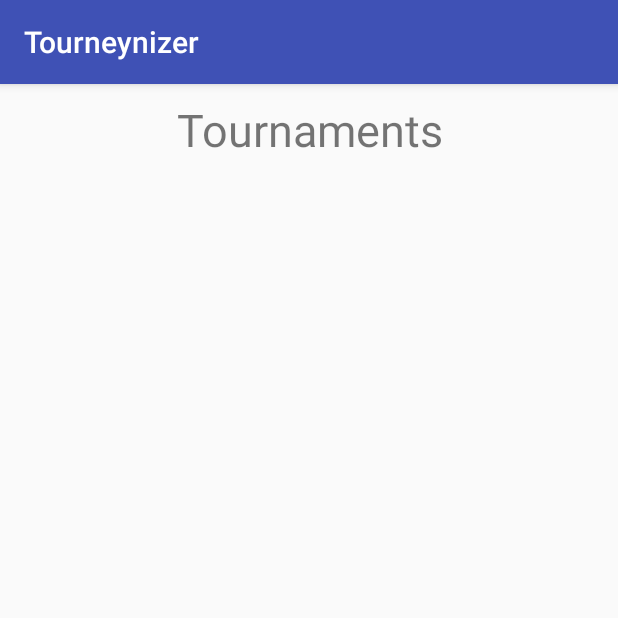
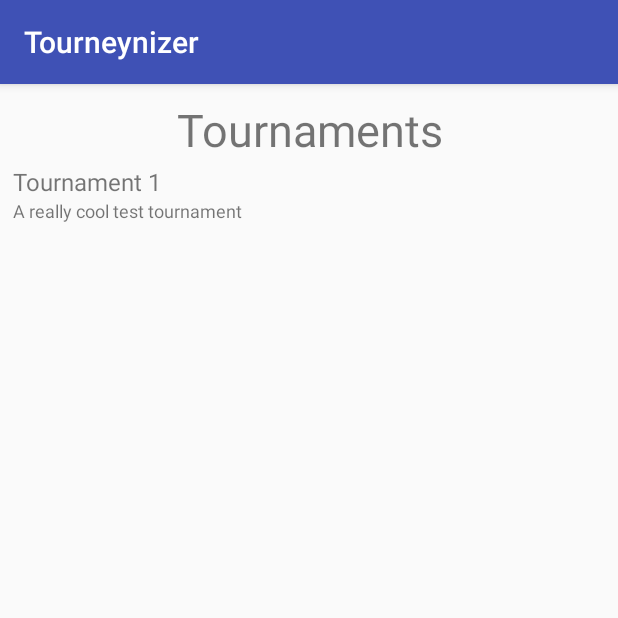
Before and after one commit to pmh192/Tourneynizer, an Android app: the screen it shows after launch (TournamentListActivity), after a tap on "CREATE ACCOUNT", on a phone screen of 412 x 824 dp, the top half of it. Run offline under Robolectric (Android 15) with nearby library versions, the phone set to English and light mode, and no system bars.

Commit message:
Added basis for tournament activities
Created Activity to display list of tournaments
Created Activity to display specific tournament data
Created Tournament class to store data for a single tournament
Created A custom list adapter to help display tournament data in list

```diff
--- a/android/app/src/main/java/com/tourneynizer/tourneynizer/LoginActivity.java
+++ b/android/app/src/main/java/com/dreamteam/tourneynizer/activities/LoginActivity.java
@@ -1,4 +1,4 @@
-package com.tourneynizer.tourneynizer;
+package com.dreamteam.tourneynizer.activities;
 
 import android.content.Intent;
 import android.os.Bundle;
@@ -6,6 +6,8 @@ import android.support.v7.app.AppCompatActivity;
 import android.text.Editable;
 import android.view.View;
 import android.widget.EditText;
+
+import com.dreamteam.tourneynizer.R;
 
 public class LoginActivity extends AppCompatActivity {
 
--- a/android/app/src/main/java/com/tourneynizer/tourneynizer/RegisterActivity.java
+++ b/android/app/src/main/java/com/dreamteam/tourneynizer/activities/RegisterActivity.java
@@ -1,4 +1,4 @@
-package com.tourneynizer.tourneynizer;
+package com.dreamteam.tourneynizer.activities;
 
 import android.content.Intent;
 import android.support.v7.app.AppCompatActivity;
@@ -6,6 +6,8 @@ import android.os.Bundle;
 import android.text.Editable;
 import android.view.View;
 import android.widget.EditText;
+
+import com.dreamteam.tourneynizer.R;
 
 public class RegisterActivity extends AppCompatActivity {
 
--- /dev/null
+++ b/android/app/src/main/java/com/dreamteam/tourneynizer/activities/TournamentListActivity.java
@@ -0,0 +1,73 @@
+package com.dreamteam.tourneynizer.activities;
+
+import android.content.Intent;
+import android.location.Address;
+import android.location.Geocoder;
+import android.location.Location;
+import android.support.v7.app.AppCompatActivity;
+import android.os.Bundle;
+import android.view.Gravity;
+import android.view.View;
+import android.view.ViewGroup;
+import android.widget.AdapterView;
+import android.widget.LinearLayout;
+import android.widget.ListView;
+import android.widget.ProgressBar;
+
+import com.dreamteam.tourneynizer.R;
+import com.dreamteam.tourneynizer.adapters.TournamentListAdapter;
+import com.dreamteam.tourneynizer.data.Tournament;
+import com.dreamteam.tourneynizer.data.TournamentType;
+
+import java.sql.Time;
+import java.util.Locale;
+
+public class TournamentListActivity extends AppCompatActivity {
+
+    public static final String INTENT_TOURNAMENT = "com.dreamteam.tournament.data.Tournament";
+    private TournamentListAdapter listAdapter;
+
+    @Override
+    protected void onCreate(Bundle savedInstanceState) {
+        super.onCreate(savedInstanceState);
+        setContentView(R.layout.activity_tournament_list);
+        ListView listView = findViewById(R.id.tournamentList);
+
+        // sets progress bar to fill list view when empty
+        ProgressBar progressBar = new ProgressBar(this);
+        LinearLayout.LayoutParams layoutParams = new LinearLayout.LayoutParams(LinearLayout.LayoutParams.WRAP_CONTENT, LinearLayout.LayoutParams.MATCH_PARENT);
+        layoutParams.gravity = Gravity.CENTER;
+        progressBar.setLayoutParams(layoutParams);
+        progressBar.setIndeterminate(true);
+        ((ViewGroup) listView.getParent()).addView(progressBar);
+        listView.setEmptyView(progressBar);
+
+        listAdapter = new TournamentListAdapter(this);
+        listView.setAdapter(listAdapter);
+        // when available, request tournament info from back end and add Tournament objects to listAdapter
+        // must add to listAdapter on UI thread, if having trouble use runOnUiThread(Runnable)
+        Address address = new Address(Locale.getDefault());
+        address.setAddressLine(0, "5880 W 75th St");
+        address.setAddressLine(1, "Los Angeles, CA 90045");
+        listAdapter.add(new Tournament(1, "Tournament 1", "A really cool test tournament", address, new Time(new java.util.Date().getTime()), null, 50, new Time(new java.util.Date().getTime()), TournamentType.VOLLEYBALL_POOLED, null, 1, 1, false));
+
+        listView.setOnItemClickListener(new AdapterView.OnItemClickListener() {
+            @Override
+            public void onItemClick(AdapterView<?> adapterView, View view, int i, long l) {
+                startActivity(TournamentInfoActivity.class, listAdapter.getItem(i));
+            }
+        });
+    }
+
+    private void startActivity(Class<?> c) {
+        Intent intent = new Intent(this, c);
+        startActivity(intent);
+    }
+
+
+    private void startActivity(Class<?> c, Tournament data) {
+        Intent intent = new Intent(this, c);
+        intent.putExtra(INTENT_TOURNAMENT, data);
+        startActivity(intent);
+    }
+}
--- /dev/null
+++ b/android/app/src/main/java/com/dreamteam/tourneynizer/adapters/TournamentListAdapter.java
@@ -0,0 +1,41 @@
+package com.dreamteam.tourneynizer.adapters;
+
+import android.content.Context;
+import android.support.annotation.NonNull;
+import android.view.LayoutInflater;
+import android.view.View;
+import android.view.ViewGroup;
+import android.widget.ArrayAdapter;
+import android.widget.ImageView;
+import android.widget.TextView;
+
+import com.dreamteam.tourneynizer.R;
+import com.dreamteam.tourneynizer.data.Tournament;
+
+/**
+ * Created by ryanl on 2/3/2018.
+ */
+
+public class TournamentListAdapter extends ArrayAdapter<Tournament> {
+
+    public TournamentListAdapter(Context context) {
+        super(context, R.layout.list_item_layout);
+    }
+
+    @Override
+    public @NonNull View getView(int position, View convertView, @NonNull ViewGroup parent) {
+        Tournament tournament = getItem(position);
+        if (convertView == null) {
+            LayoutInflater inflater = (LayoutInflater) getContext().getSystemService(Context.LAYOUT_INFLATER_SERVICE);
+            convertView = inflater.inflate(R.layout.list_item_layout, parent, false);
+        }
+        ((TextView) convertView.findViewById(R.id.title)).setText(tournament.getName());
+        if (tournament.getDescription() != null) {
+            ((TextView) convertView.findViewById(R.id.description)).setText(tournament.getDescription());
+        }
+        if (tournament.getLogo() != null) {
+            ((ImageView) convertView.findViewById(R.id.logo)).setImageBitmap(tournament.getLogo());
+        }
+        return convertView;
+    }
+}
--- /dev/null
+++ b/android/app/src/main/java/com/dreamteam/tourneynizer/data/Tournament.java
@@ -0,0 +1,157 @@
+package com.dreamteam.tourneynizer.data;
+
+import android.graphics.Bitmap;
+import android.location.Address;
+import android.os.Parcel;
+import android.os.Parcelable;
+import android.support.annotation.NonNull;
+import android.widget.TextView;
+
+import java.io.Serializable;
+import java.sql.Time;
+
+/**
+ * Created by ryanl on 2/3/2018.
+ */
+
+public class Tournament implements Parcelable {
+
+    public static final Parcelable.Creator<Tournament> CREATOR
+            = new Parcelable.Creator<Tournament>() {
+        public Tournament createFromParcel(Parcel in) {
+            return new Tournament(in);
+        }
+
+        public Tournament[] newArray(int size) {
+            return new Tournament[size];
+        }
+    };
+
+    private long id;
+    private String name;
+    private String description;
+    private Address address;
+    private Time startTime;
+    private Time endTime;
+    private int maxTeams;
+    private Time timeCreated;
+    private TournamentType tournamentType;
+    private Bitmap logo;
+    private int numCourts;
+    private long creatorUserID;
+    private boolean cancelled;
+
+    public Tournament(Tournament t) {
+        this(t.id, t.name, t.description, t.address, t.startTime, t.endTime, t.maxTeams, t.timeCreated, t.tournamentType, t.logo, t.numCourts, t.creatorUserID, t.cancelled);
+    }
+
+    public Tournament(long id, @NonNull String name, @NonNull Address address, @NonNull Time startTime, int maxTeams, @NonNull Time timeCreated, @NonNull TournamentType tournamentType, int numCourts, long creatorUserID) {
+        this(id, name, null, address, startTime, null, -1, timeCreated, tournamentType, null, -1, creatorUserID, false);
+    }
+
+    public Tournament(long id, @NonNull String name, String description, @NonNull Address address, @NonNull Time startTime, Time endTime, int maxTeams, @NonNull Time timeCreated, @NonNull TournamentType tournamentType, Bitmap logo, int numCourts, long creatorUserID, boolean cancelled) {
+        this.id = id;
+        this.name = name;
+        this.description = description;
+        this.address = address;
+        this.startTime = startTime;
+        this.endTime = endTime;
+        this.maxTeams = maxTeams;
+        this.timeCreated = timeCreated;
+        this.tournamentType = tournamentType;
+        this.logo = logo;
+        this.numCourts = numCourts;
+        this.creatorUserID = creatorUserID;
+        this.cancelled = cancelled;
+    }
+
+    private Tournament(Parcel in) {
+        id = in.readLong();
+        name = in.readString();
+        description = in.readString();
+        address = in.readParcelable(Address.class.getClassLoader());
+        startTime = (Time) in.readSerializable();
+        endTime = (Time) in.readSerializable();
+        maxTeams = in.readInt();
+        timeCreated = (Time) in.readSerializable();
+        tournamentType = TournamentType.values()[in.readInt()];
+        logo = in.readParcelable(Bitmap.class.getClassLoader());
+        numCourts = in.readInt();
+        creatorUserID = in.readLong();
+        cancelled = in.readByte() == 1;
+    }
+
+    public long getID() {
+        return id;
+    }
+
+    public @NonNull String getName() {
+        return name;
+    }
+
+    public String getDescription() {
+        return description;
+    }
+
+    public @NonNull Address getAddress() {
+        return address;
+    }
+
+    public @NonNull Time getStartTime() {
+        return startTime;
+    }
+
+    public Time getEndTime() {
+        return endTime;
+    }
+
+    public int getMaxTeams() {
+        return maxTeams;
+    }
+
+    public @NonNull Time getTimeCreated() {
+        return timeCreated;
+    }
+
+    public @NonNull TournamentType getTournamentType() {
+        return tournamentType;
+    }
+
+    public Bitmap getLogo() {
+        return logo;
+    }
+
+    public int getNumCourts() {
+        return numCourts;
+    }
+
+    public long getCreatorUserID() {
+        return creatorUserID;
+    }
+
+    public boolean isCancelled() {
+        return cancelled;
+    }
+
+    @Override
+    public void writeToParcel(Parcel out, int flags) {
+        out.writeLong(id);
+        out.writeString(name);
+        out.writeString(description);
+        out.writeParcelable(address, flags);
+        out.writeSerializable(startTime);
+        out.writeSerializable(endTime);
+        out.writeInt(maxTeams);
+        out.writeSerializable(timeCreated);
+        out.writeInt(tournamentType.ordinal());
+        out.writeParcelable(logo, flags);
+        out.writeInt(numCourts);
+        out.writeLong(creatorUserID);
+        out.writeByte((byte) (cancelled ? 1 : 0));
+    }
+
+    @Override
+    public int describeContents() {
+        return 0;
+    }
+}
--- /dev/null
+++ b/android/app/src/main/java/com/dreamteam/tourneynizer/data/TournamentType.java
@@ -0,0 +1,10 @@
+package com.dreamteam.tourneynizer.data;
+
+/**
+ * Created by ryanl on 2/3/2018.
+ */
+
+public enum TournamentType {
+    VOLLEYBALL_POOLED,
+    VOLLEYBALL_BRACKET
+}
--- a/android/app/src/main/java/com/tourneynizer/tourneynizer/TournamentListActivity.java
+++ /dev/null
@@ -1,19 +0,0 @@
-package com.tourneynizer.tourneynizer;
-
-import android.support.v7.app.AppCompatActivity;
-import android.os.Bundle;
-import android.view.ViewGroup;
-import android.widget.ListView;
-
-public class TournamentListActivity extends AppCompatActivity {
-
-    @Override
-    protected void onCreate(Bundle savedInstanceState) {
-        super.onCreate(savedInstanceState);
-        setContentView(R.layout.activity_tournament_list);
-        ListView listView = findViewById(R.id.tournamentList);
-        TournamentListItemView tournamentItem = new TournamentListItemView(this);
-        tournamentItem.setTournaentName("Test tournament name");
-        listView.setEmptyView(tournamentItem);
-    }
-}
--- a/android/app/src/main/java/com/tourneynizer/tourneynizer/TournamentListItemView.java
+++ /dev/null
@@ -1,65 +0,0 @@
-package com.tourneynizer.tourneynizer;
-
-import android.content.Context;
-import android.content.res.TypedArray;
-import android.graphics.Canvas;
-import android.graphics.Color;
-import android.graphics.Paint;
-import android.text.TextPaint;
-import android.util.AttributeSet;
-import android.view.View;
-
-public class TournamentListItemView extends View {
-    private Paint textPaint;
-    private String tournamentName;
-
-    public TournamentListItemView(Context context) {
-        super(context);
-        init(null, 0);
-    }
-
-    public TournamentListItemView(Context context, AttributeSet attrs) {
-        super(context, attrs);
-        init(attrs, 0);
-    }
-
-    public TournamentListItemView(Context context, AttributeSet attrs, int defStyle) {
-        super(context, attrs, defStyle);
-        init(attrs, defStyle);
-    }
-
-    private void init(AttributeSet attrs, int defStyle) {
-        textPaint = new TextPaint();
-        textPaint.setFlags(Paint.ANTI_ALIAS_FLAG);
-        textPaint.setTextAlign(Paint.Align.LEFT);
-        textPaint.setColor(Color.BLACK);
-        final TypedArray a = getContext().obtainStyledAttributes(
-                attrs, R.styleable.TournamentListItemView, defStyle, 0);
-        tournamentName = a.getString(R.styleable.TournamentListItemView_tournamentName);
-        if (tournamentName == null) {
-            tournamentName = "POOP";
-        }
-        a.recycle();
-        updateView();
-    }
-
-    private void updateView() {
-        invalidate();
-        requestLayout();
-    }
-
-    @Override
-    protected void onDraw(Canvas canvas) {
-        super.onDraw(canvas);
-        canvas.drawText(tournamentName, 0, 0, textPaint);
-    }
-
-    public String getTournamentName() {
-        return tournamentName;
-    }
-
-    public void setTournaentName(String tournament) {
-        tournamentName = tournament;
-        updateView();
-    }
-}
--- a/android/app/src/main/res/layout/activity_tournament_list.xml
+++ b/android/app/src/main/res/layout/activity_tournament_list.xml
@@ -4,7 +4,7 @@
     android:layout_width="match_parent"
     android:layout_height="match_parent"
     xmlns:app="http://schemas.android.com/apk/res-auto"
-    tools:context="com.tourneynizer.tourneynizer.TournamentListActivity"
+    tools:context="com.dreamteam.tourneynizer.activities.TournamentListActivity"
     android:orientation="vertical">
 
     <TextView
@@ -15,15 +15,9 @@
         android:text="@string/tournaments"
         android:layout_marginTop="10dp"/>
 
-    <ScrollView
+    <ListView
         android:layout_width="match_parent"
-        android:layout_height="match_parent">
-
-        <ListView
-            android:layout_width="match_parent"
-            android:layout_height="wrap_content"
-            android:id="@+id/tournamentList">
-        </ListView>
-    </ScrollView>
+        android:layout_height="wrap_content"
+        android:id="@+id/tournamentList"/>
 
 </LinearLayout>
--- /dev/null
+++ b/android/app/src/main/res/layout/list_item_layout.xml
@@ -0,0 +1,27 @@
+<RelativeLayout xmlns:android="http://schemas.android.com/apk/res/android"
+    android:layout_width="match_parent"
+    android:layout_height="?android:attr/listPreferredItemHeight"
+    android:padding="3dp">
+
+    <ImageView
+        android:layout_width="wrap_content"
+        android:layout_height="match_parent"
+        android:id="@+id/logo"
+        android:layout_marginEnd="5dp" />
+
+    <TextView
+        android:layout_width="match_parent"
+        android:layout_height="wrap_content"
+        android:id="@+id/title"
+        android:layout_toEndOf="@id/logo"
+        android:textSize="16sp" />
+
+    <TextView
+        android:layout_width="match_parent"
+        android:layout_height="wrap_content"
+        android:id="@+id/description"
+        android:layout_toEndOf="@id/logo"
+        android:layout_below="@id/title"
+        android:ellipsize="marquee"
+        android:textSize="12sp"/>
+</RelativeLayout>
--- a/android/app/src/main/res/values/attrs_tournament_list_item_view.xml
+++ /dev/null
@@ -1,5 +0,0 @@
-<resources>
-    <declare-styleable name="TournamentListItemView">
-        <attr name="tournamentName" format="string"/>
-    </declare-styleable>
-</resources>
--- a/android/app/src/main/res/values/strings.xml
+++ b/android/app/src/main/res/values/strings.xml
@@ -8,4 +8,5 @@
     <string name="registerAccountPrompt">Don\'t have an account? Click here to register</string>
     <string name="loginPrompt">Already have an account? Click here to login</string>
     <string name="tournaments">Tournaments</string>
+    <string name="requestTournament">Request to join tournament</string>
 </resources>
```
Also changed, not shown: android/app/src/main/AndroidManifest.xml (+5 -3 lines), android/app/src/main/java/com/dreamteam/tourneynizer/activities/TournamentInfoActivity.java (added, +38 -0 lines), android/app/src/main/res/layout/activity_tournament_info.xml (added, +88 -0 lines), android/app/src/main/res/layout/sample_tournament_list_item_view.xml (deleted, +0 -12 lines), 4 other files.
